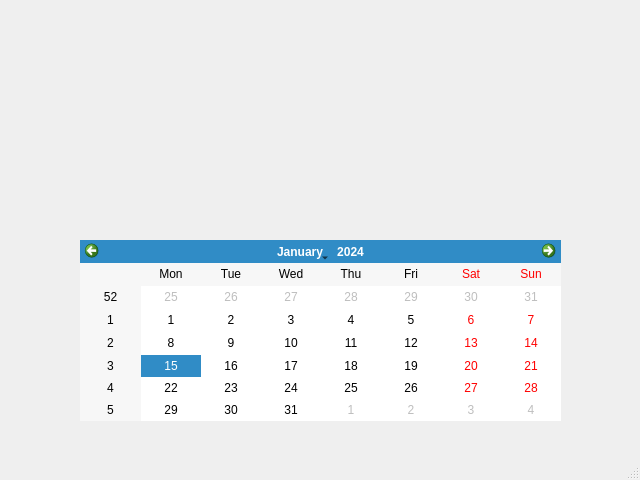
This is testa/mainwindow.ui in Toufikos/testa as Qt 5 draws it before an edit. The edited form follows.
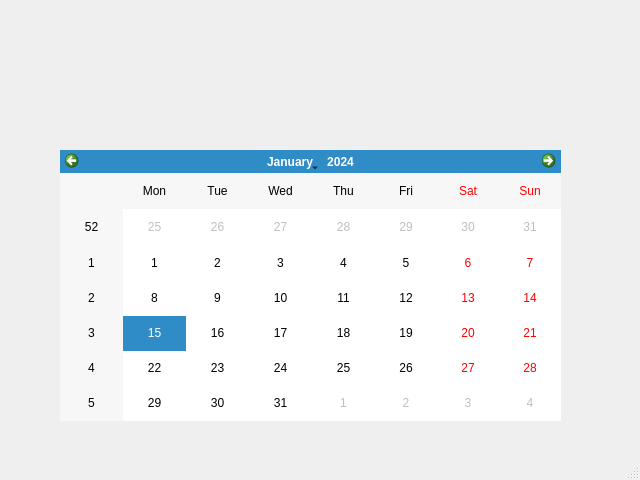
This is the edited form.

```diff
--- a/testa/mainwindow.ui
+++ b/testa/mainwindow.ui
@@ -20,10 +20,10 @@
    <widget class="QCalendarWidget" name="calendarWidget">
     <property name="geometry">
      <rect>
-      <x>80</x>
-      <y>240</y>
-      <width>481</width>
-      <height>181</height>
+      <x>60</x>
+      <y>150</y>
+      <width>501</width>
+      <height>271</height>
      </rect>
     </property>
     <property name="styleSheet">
```
